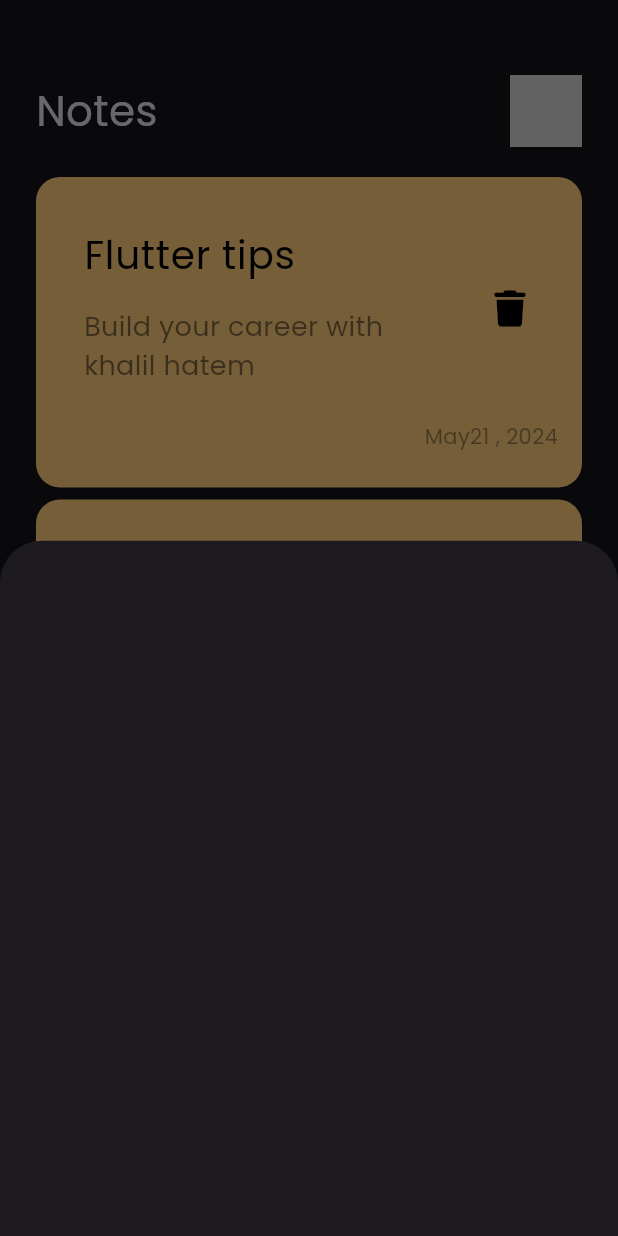
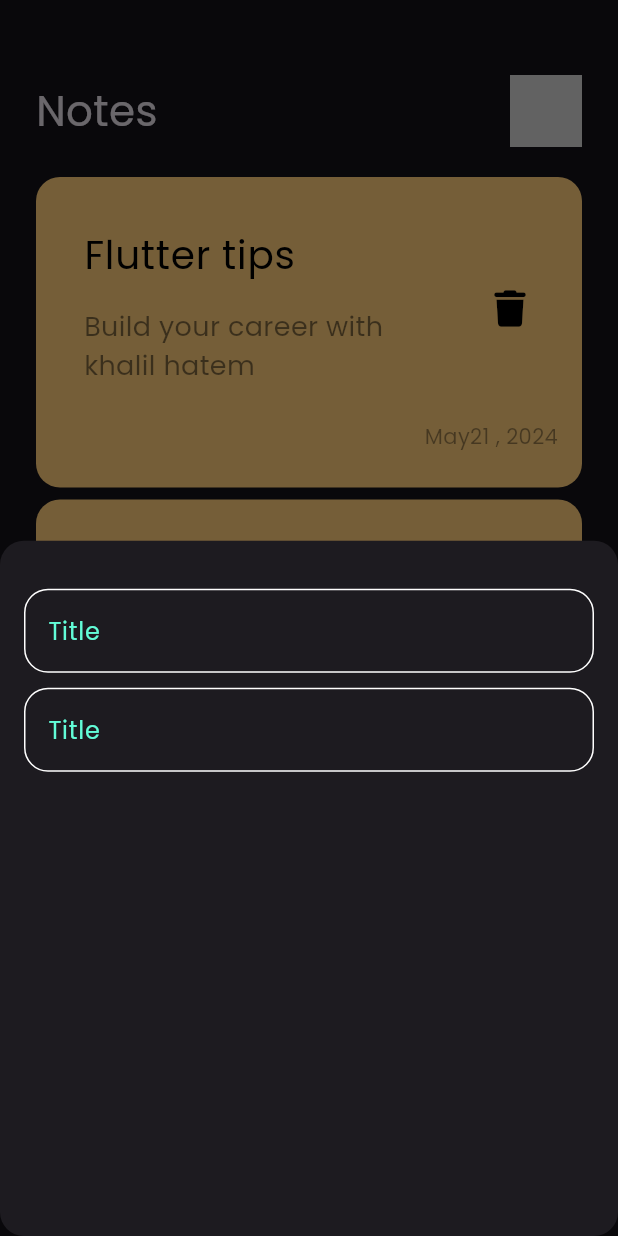
Before and after one commit to khalil848/notes_app, a Flutter app: the screen it shows after launch, after a tap on the "add" icon, on a phone screen of 412 x 824 dp. Run offline on Flutter 3.47's test engine with Material 3 defaults, Android fonts, the phone set to English and light mode, and no system bars; our stand-ins replace font_awesome_flutter.

Commit message:
create Custom Text Field

```diff
--- /dev/null
+++ b/lib/constants.dart
@@ -0,0 +1,3 @@
+import 'package:flutter/material.dart';
+
+const KPrimaryColor = Color(0xff62FCD7);
--- a/lib/views/notes_view.dart
+++ b/lib/views/notes_view.dart
@@ -12,6 +12,9 @@
         backgroundColor: const Color(0xff4EDCCA),
         onPressed: () {
           showModalBottomSheet(
+              shape: RoundedRectangleBorder(
+                borderRadius: BorderRadius.circular(16.0),
+              ),
               context: context,
               builder: (context) {
                 return const AddNoteButtomSheet();
--- a/lib/widgets/add_note_buttom_sheet.dart
+++ b/lib/widgets/add_note_buttom_sheet.dart
@@ -1,10 +1,25 @@
 import 'package:flutter/material.dart';
+import 'package:notes_app/widgets/custom_text_field.dart';
 
 class AddNoteButtomSheet extends StatelessWidget {
   const AddNoteButtomSheet({super.key});
 
   @override
   Widget build(BuildContext context) {
-    return Container();
+    return Padding(
+      padding: const EdgeInsets.symmetric(horizontal: 16),
+      child: Column(
+        children: [
+          SizedBox(
+            height: 32,
+          ),
+          CustomTextField(hintText: 'Title'),
+          SizedBox(
+            height: 10,
+          ),
+          CustomTextField(hintText: 'Title'),
+        ],
+      ),
+    );
   }
 }
--- /dev/null
+++ b/lib/widgets/custom_text_field.dart
@@ -0,0 +1,29 @@
+import 'package:flutter/material.dart';
+import 'package:notes_app/constants.dart';
+
+class CustomTextField extends StatelessWidget {
+  const CustomTextField({super.key, required this.hintText});
+  final String hintText;
+  @override
+  Widget build(BuildContext context) {
+    return TextField(
+      cursorColor: KPrimaryColor,
+      decoration: InputDecoration(
+        hintText: hintText,
+        hintStyle: TextStyle(
+          color: KPrimaryColor,
+        ),
+        border: bulidBorder(),
+        enabledBorder: bulidBorder(),
+        focusedBorder: bulidBorder(KPrimaryColor),
+      ),
+    );
+  }
+
+  OutlineInputBorder bulidBorder([color]) {
+    return OutlineInputBorder(
+      borderRadius: BorderRadius.circular(16.0),
+      borderSide: BorderSide(color: color ?? Colors.white),
+    );
+  }
+}
```
